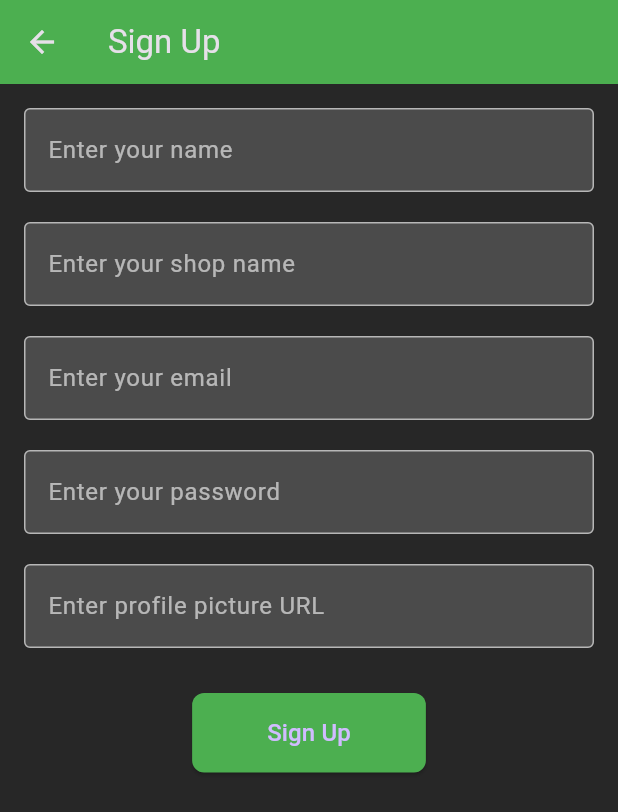
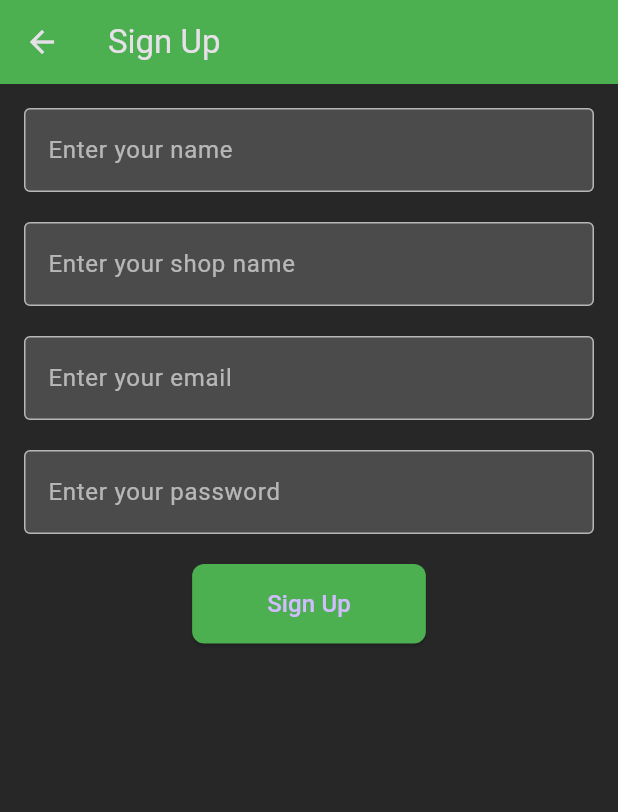
Before and after one commit to MeetAntala45/invoice_generator, a Flutter app: the screen it shows after launch, after a tap on "Sign Up", on a phone screen of 412 x 824 dp. Shown: the top 812 px of the screen. Run offline on Flutter 3.47's test engine with Material 3 defaults, Android fonts, the phone set to English and light mode, and no system bars; our stand-ins replace cloud_firestore, firebase_auth, firebase_core; accounts and stored records are empty.

Commit message:
profile page

```diff
--- a/lib/login.dart
+++ b/lib/login.dart
@@ -19,7 +19,7 @@ class _LoginScreenState extends State<LoginScreen> {
           email: _emailController.text,
           password: _passwordController.text,
         );
-        Navigator.pushReplacementNamed(context, '/home'); // Navigate to the home screen
+        Navigator.pushReplacementNamed(context, '/index');
       } catch (e) {
         ScaffoldMessenger.of(context).showSnackBar(
           SnackBar(content: Text('Login failed: $e')),
--- a/lib/main.dart
+++ b/lib/main.dart
@@ -2,11 +2,13 @@ import 'dart:async';
 import 'package:flutter/foundation.dart';
 import 'package:flutter/material.dart';
 import 'login.dart';
+import 'profile.dart';
 import 'signup.dart';
 import 'welcomepage.dart';
 import 'package:firebase_core/firebase_core.dart';
 import 'home.dart';
 import 'theme.dart';
+
 const firebaseOptions = FirebaseOptions(
   apiKey: "AIzaSyDGymh5G8ZJAfaH2M8gjfBZIYlpUyUvRm0",
   authDomain: "invoice-6d5b4.firebaseapp.com",
@@ -30,13 +32,16 @@ void main() async {
     debugShowCheckedModeBanner: false,
     theme: appTheme,
     title: 'Invoice Generator',
-    home: SplashScreen(),
+    initialRoute: '/',
     routes: {
+      '/': (context) => SplashScreen(),
       '/welcome': (context) => WelcomePage(),
       '/login': (context) => LoginScreen(),
       '/signup': (context) => SignupScreen(),
-      '/home': (context) => HomePage(),
+      '/index': (context) => HomePage(),
+      '/profile': (context) => ProfilePage(),
     },
+
   ));
 }
 
--- a/lib/signup.dart
+++ b/lib/signup.dart
@@ -33,7 +33,7 @@ class _SignupScreenState extends State<SignupScreen> {
           'name': _nameController.text,
           'shopName': _shopNameController.text,
           'email': _emailController.text,
-          'profilePic': _profilePicController.text,
+          //'profilePic': _profilePicController.text,
         });
 
         // Navigate to the login screen
@@ -154,28 +154,28 @@ class _SignupScreenState extends State<SignupScreen> {
                   },
                 ),
                 SizedBox(height: 20),
-                TextFormField(
-                  controller: _profilePicController,
-                  decoration: InputDecoration(
-                    hintText: 'Enter profile picture URL',
-                    hintStyle: TextStyle(color: Theme.of(context).hintColor),
-                    filled: true,
-                    fillColor: Theme.of(context).cardColor,
-                    enabledBorder: OutlineInputBorder(
-                      borderSide: BorderSide(color: Theme.of(context).hintColor),
-                    ),
-                    focusedBorder: OutlineInputBorder(
-                      borderSide: BorderSide(color: Theme.of(context).primaryColor),
-                    ),
-                  ),
-                  validator: (value) {
-                    if (value == null || value.isEmpty) {
-                      return 'Profile picture URL cannot be empty';
-                    }
-                    return null;
-                  },
-                ),
-                SizedBox(height: 30),
+                // TextFormField(
+                //   controller: _profilePicController,
+                //   decoration: InputDecoration(
+                //     hintText: 'Enter profile picture URL',
+                //     hintStyle: TextStyle(color: Theme.of(context).hintColor),
+                //     filled: true,
+                //     fillColor: Theme.of(context).cardColor,
+                //     enabledBorder: OutlineInputBorder(
+                //       borderSide: BorderSide(color: Theme.of(context).hintColor),
+                //     ),
+                //     focusedBorder: OutlineInputBorder(
+                //       borderSide: BorderSide(color: Theme.of(context).primaryColor),
+                //     ),
+                //   ),
+                //   validator: (value) {
+                //     if (value == null || value.isEmpty) {
+                //       return 'Profile picture URL cannot be empty';
+                //     }
+                //     return null;
+                //   },
+                // ),
+                // SizedBox(height: 30),
                 ElevatedButton(
                   onPressed: _signup,
                   style: ElevatedButton.styleFrom(
--- a/lib/welcomepage.dart
+++ b/lib/welcomepage.dart
@@ -1,12 +1,12 @@
 import 'package:flutter/material.dart';
-import 'login.dart'; // Import the SignIn screen
-import 'signup.dart'; // Import the SignUp screen
+import 'login.dart';
+import 'signup.dart';
 
 class WelcomePage extends StatelessWidget {
   @override
   Widget build(BuildContext context) {
     return Scaffold(
-      backgroundColor: Colors.white,
+      backgroundColor: Theme.of(context).scaffoldBackgroundColor,
       body: Column(
         mainAxisAlignment: MainAxisAlignment.spaceEvenly,
         crossAxisAlignment: CrossAxisAlignment.center,
@@ -19,14 +19,15 @@ class WelcomePage extends StatelessWidget {
           SizedBox(height: 10),
           Text(
             'Make Professional Invoices',
-            style: TextStyle(fontSize: 20, fontWeight: FontWeight.bold),
+            style: Theme.of(context).textTheme.displayLarge,
             textAlign: TextAlign.center,
           ),
           SizedBox(height: 5),
           Text(
-            'Choose from a wide range of customizable templates\n'
-            'and create invoices that reflect your business.',
-            style: TextStyle(fontSize: 14, color: Colors.black54),
+            'Create Invoices and Share it with your Customer Easily',
+            style: Theme.of(context).textTheme.bodyLarge?.copyWith(
+              color: Colors.white60,
+            ),
             textAlign: TextAlign.center,
           ),
           SizedBox(height: 20),
@@ -37,7 +38,6 @@ class WelcomePage extends StatelessWidget {
               children: [
                 ElevatedButton(
                   onPressed: () {
-                    // Navigate to the SignUp screen
                     Navigator.push(
                       context,
                       MaterialPageRoute(builder: (context) => SignupScreen()),
@@ -45,6 +45,7 @@ class WelcomePage extends StatelessWidget {
                   },
                   child: Text('Sign Up'),
                   style: ElevatedButton.styleFrom(
+                    backgroundColor: Theme.of(context).primaryColor,
                     padding: EdgeInsets.symmetric(horizontal: 50, vertical: 15),
                     shape: RoundedRectangleBorder(
                       borderRadius: BorderRadius.circular(10),
@@ -53,14 +54,14 @@ class WelcomePage extends StatelessWidget {
                 ),
                 OutlinedButton(
                   onPressed: () {
-                    // Navigate to the SignIn screen
                     Navigator.push(
                       context,
                       MaterialPageRoute(builder: (context) => LoginScreen()),
                     );
                   },
-                  child: Text('Sign In'),
+                  child: Text('Sign In', style: TextStyle(color: Theme.of(context).primaryColor)),
                   style: OutlinedButton.styleFrom(
+                    side: BorderSide(color: Theme.of(context).primaryColor),
                     padding: EdgeInsets.symmetric(horizontal: 50, vertical: 15),
                     shape: RoundedRectangleBorder(
                       borderRadius: BorderRadius.circular(10),
--- a/pubspec.yaml
+++ b/pubspec.yaml
@@ -58,7 +58,7 @@ dev_dependencies:
 flutter:
   assets:
     - assets/logo.png
-
+    - assets/user.webp
 
   # The following line ensures that the Material Icons font is
   # included with your application, so that you can use the icons in
```
Also changed, not shown: lib/home.dart (+6 -4 lines), lib/profile.dart (+97 -84 lines), lib/theme.dart (+7 -8 lines), assets/user.webp (added).
